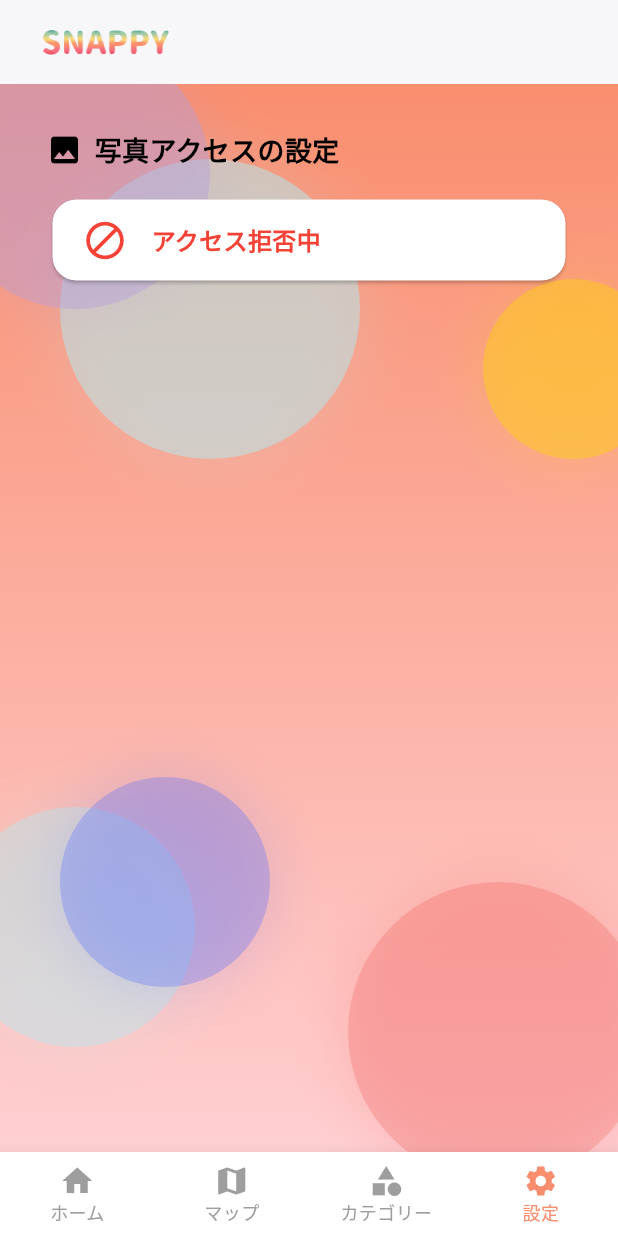
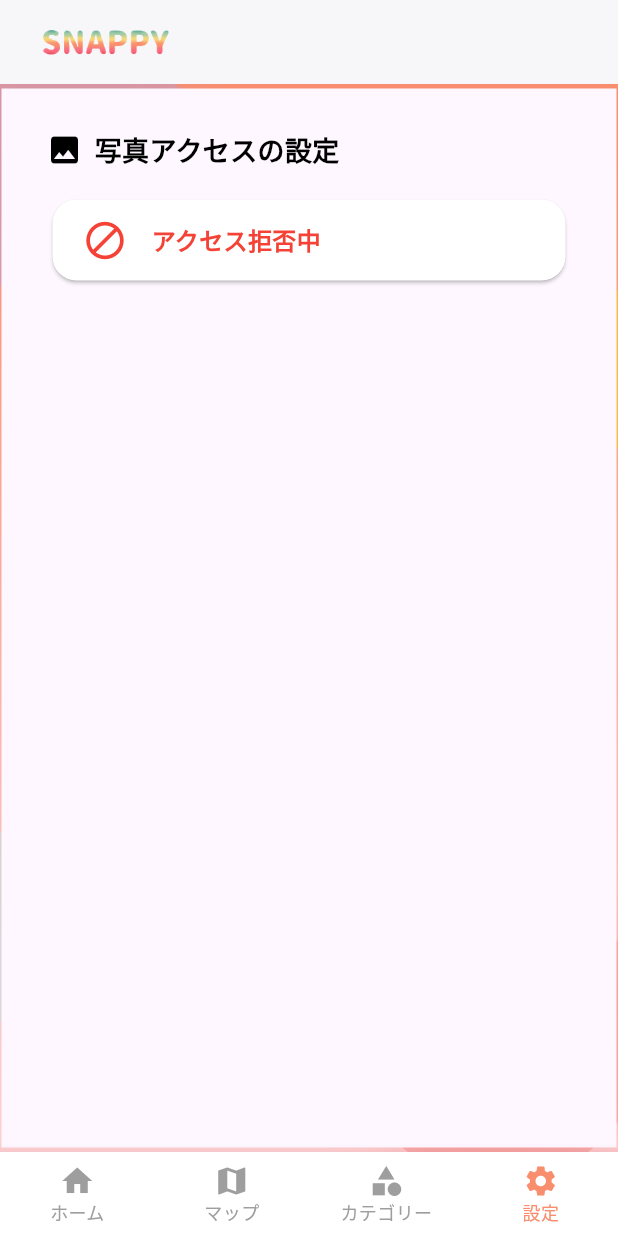
Before and after one commit to suke-0612/SNAPPY, a Flutter app: the screen it shows after launch, item 4 of the bottom bar chosen, on a phone screen of 412 x 824 dp. Run offline on Flutter 3.47's test engine with Material 3 defaults, Android fonts, the phone set to English and light mode, and no system bars; our stand-ins replace flutter_dotenv, geolocator, google_maps_flutter, isar; missing offline and left inert: photo_manager; accounts and stored records are empty; generated files the repository leaves out were written again.

Commit message:
baseとmainを統合

```diff
--- a/lib/components/base_screen.dart
+++ /dev/null
@@ -1,91 +0,0 @@
-import 'package:flutter/material.dart';
-import 'package:snappy/importer.dart';
-
-class BaseScreen extends StatelessWidget {
-  final Widget child;
-
-  const BaseScreen({super.key, required this.child});
-
-  @override
-  Widget build(BuildContext context) {
-    return Scaffold(
-      appBar: const Header(),
-      body: Stack(
-        children: [
-          Container(
-            decoration: const BoxDecoration(
-              gradient: LinearGradient(
-                begin: Alignment.topCenter,
-                end: Alignment.bottomCenter,
-                colors: [
-                  Color(0xFFF98E6E),
-                  Color(0xFFFFCFD2),
-                ],
-              ),
-            ),
-          ),
-          Positioned(
-            top: 50,
-            left: 40,
-            child:
-                _buildBlurCircle(200, const Color(0xFFB2EBF2).withOpacity(0.5)),
-          ),
-          Positioned(
-            top: -30,
-            left: -40,
-            child:
-                _buildBlurCircle(180, const Color(0xFFB39DDB).withOpacity(0.4)),
-          ),
-          Positioned(
-            bottom: 70,
-            left: -30,
-            child:
-                _buildBlurCircle(160, const Color(0xFFB2EBF2).withOpacity(0.4)),
-          ),
-          Positioned(
-            bottom: -20,
-            right: -20,
-            child: _buildBlurCircle(
-                200, const Color(0xFFEF5350).withOpacity(0.25)),
-          ),
-          Positioned(
-            top: 130,
-            right: -30,
-            child:
-                _buildBlurCircle(120, const Color(0xFFFFD700).withOpacity(0.4)),
-          ),
-          Positioned(
-            bottom: 110,
-            left: 40,
-            child:
-                _buildBlurCircle(140, const Color(0xFF536DFE).withOpacity(0.3)),
-          ),
-          SafeArea(
-            child: Padding(
-              padding: const EdgeInsets.symmetric(horizontal: 1, vertical: 3),
-              child: child,
-            ),
-          ),
-        ],
-      ),
-    );
-  }
-
-  Widget _buildBlurCircle(double size, Color color) {
-    return Container(
-      width: size,
-      height: size,
-      decoration: BoxDecoration(
-        color: color,
-        shape: BoxShape.circle,
-        boxShadow: [
-          BoxShadow(
-            color: color.withOpacity(0.15),
-            blurRadius: 30,
-            spreadRadius: 5,
-          ),
-        ],
-      ),
-    );
-  }
-}
--- a/lib/pages/category_settings.dart
+++ b/lib/pages/category_settings.dart
@@ -58,8 +58,7 @@ class _CategorySettingsState extends State<CategorySettings> {
 
   @override
   Widget build(BuildContext context) {
-    return BaseScreen(
-      child: SingleChildScrollView(
+    return SingleChildScrollView(
       child: Padding(
         padding: const EdgeInsets.only(bottom: 16.0),
         child: Column(
@@ -71,8 +70,7 @@ class _CategorySettingsState extends State<CategorySettings> {
             const SizedBox(height: 10),
             AddCategoryForm(onSubmit: _refreshCategories),
             const SizedBox(height: 20),
-              _sectionHeader(
-                  icon: Icons.remove_circle_outline, title: 'カテゴリの削除'),
+            _sectionHeader(icon: Icons.remove_circle_outline, title: 'カテゴリの削除'),
             const SizedBox(height: 10),
             DeleteCategory(
               allTags: _allTags,
@@ -87,7 +85,6 @@ class _CategorySettingsState extends State<CategorySettings> {
           ],
         ),
       ),
-      ),
     );
   }
 }
--- a/lib/pages/home.dart
+++ b/lib/pages/home.dart
@@ -514,8 +514,7 @@ class _HomeState extends State<Home> with RouteAware {
   Widget build(BuildContext context) {
     final totalPages = (_itemsFromScreenshots.length / _itemsPerPage).ceil();
 
-    return BaseScreen(
-      child: Column(
+    return Column(
       children: [
         _buildSearchBar(),
         _buildPageInfo(),
@@ -554,7 +553,6 @@ class _HomeState extends State<Home> with RouteAware {
             },
           ),
       ],
-      ),
     );
   }
 
--- a/lib/pages/main_screen.dart
+++ b/lib/pages/main_screen.dart
@@ -30,8 +30,66 @@ class _MainScreenState extends State<MainScreen> {
   @override
   Widget build(BuildContext context) {
     return Scaffold(
-      // 選択されているインデックスに応じて、表示するページを切り替える
-      body: _pages.elementAt(_selectedIndex),
+      appBar: const Header(),
+      body: Stack(
+        children: [
+          Container(
+            decoration: const BoxDecoration(
+              gradient: LinearGradient(
+                begin: Alignment.topCenter,
+                end: Alignment.bottomCenter,
+                colors: [
+                  Color(0xFFF98E6E),
+                  Color(0xFFFFCFD2),
+                ],
+              ),
+            ),
+          ),
+          Positioned(
+            top: 50,
+            left: 40,
+            child:
+                _buildBlurCircle(200, const Color(0xFFB2EBF2).withOpacity(0.5)),
+          ),
+          Positioned(
+            top: -30,
+            left: -40,
+            child:
+                _buildBlurCircle(180, const Color(0xFFB39DDB).withOpacity(0.4)),
+          ),
+          Positioned(
+            bottom: 70,
+            left: -30,
+            child:
+                _buildBlurCircle(160, const Color(0xFFB2EBF2).withOpacity(0.4)),
+          ),
+          Positioned(
+            bottom: -20,
+            right: -20,
+            child: _buildBlurCircle(
+                200, const Color(0xFFEF5350).withOpacity(0.25)),
+          ),
+          Positioned(
+            top: 130,
+            right: -30,
+            child:
+                _buildBlurCircle(120, const Color(0xFFFFD700).withOpacity(0.4)),
+          ),
+          Positioned(
+            bottom: 110,
+            left: 40,
+            child:
+                _buildBlurCircle(140, const Color(0xFF536DFE).withOpacity(0.3)),
+          ),
+          SafeArea(
+            child: Padding(
+              padding: const EdgeInsets.symmetric(horizontal: 1, vertical: 3),
+              // 選択されているインデックスに応じて、表示するページを切り替える
+              child: _pages.elementAt(_selectedIndex),
+            ),
+          ),
+        ],
+      ),
 
       // ここがフッター部分
       bottomNavigationBar: BottomNavigationBar(
@@ -67,4 +125,22 @@ class _MainScreenState extends State<MainScreen> {
       ),
     );
   }
+
+  Widget _buildBlurCircle(double size, Color color) {
+    return Container(
+      width: size,
+      height: size,
+      decoration: BoxDecoration(
+        color: color,
+        shape: BoxShape.circle,
+        boxShadow: [
+          BoxShadow(
+            color: color.withOpacity(0.15),
+            blurRadius: 30,
+            spreadRadius: 5,
+          ),
+        ],
+      ),
+    );
+  }
 }
--- a/lib/pages/map.dart
+++ b/lib/pages/map.dart
@@ -319,8 +319,7 @@ class _MapPageState extends State<MapPage> {
 
   @override
   Widget build(BuildContext context) {
-    return BaseScreen(
-      child: Column(
+    return Column(
       children: [
         // ヘッダー
         Container(
@@ -377,7 +376,6 @@ class _MapPageState extends State<MapPage> {
                       : _buildMap(),
         ),
       ],
-      ),
     );
   }
 
--- a/lib/pages/settings.dart
+++ b/lib/pages/settings.dart
@@ -54,17 +54,15 @@ class _SettingsState extends State<Settings> {
     }
 
     return Scaffold(
-      body: BaseScreen(
-        child: Center(
+      body: Center(
         child: Padding(
-            padding:
-                const EdgeInsets.symmetric(horizontal: 10.0, vertical: 20.0),
+          padding: const EdgeInsets.symmetric(horizontal: 10.0, vertical: 20.0),
           child: Column(
             mainAxisAlignment: MainAxisAlignment.start,
             children: [
               Container(
-                  margin: const EdgeInsets.symmetric(
-                      horizontal: 20.0, vertical: 8.0),
+                margin:
+                    const EdgeInsets.symmetric(horizontal: 20.0, vertical: 8.0),
                 alignment: Alignment.centerLeft,
                 child: const Row(
                   children: [
@@ -82,8 +80,8 @@ class _SettingsState extends State<Settings> {
                 ),
               ),
               Container(
-                  margin: const EdgeInsets.symmetric(
-                      horizontal: 20.0, vertical: 8.0),
+                margin:
+                    const EdgeInsets.symmetric(horizontal: 20.0, vertical: 8.0),
                 child: Card(
                   color: Colors.white,
                   shape: RoundedRectangleBorder(
@@ -122,7 +120,6 @@ class _SettingsState extends State<Settings> {
           ),
         ),
       ),
-      ),
     );
   }
 }
```
Lines whose indentation alone changed are shown as unchanged.
